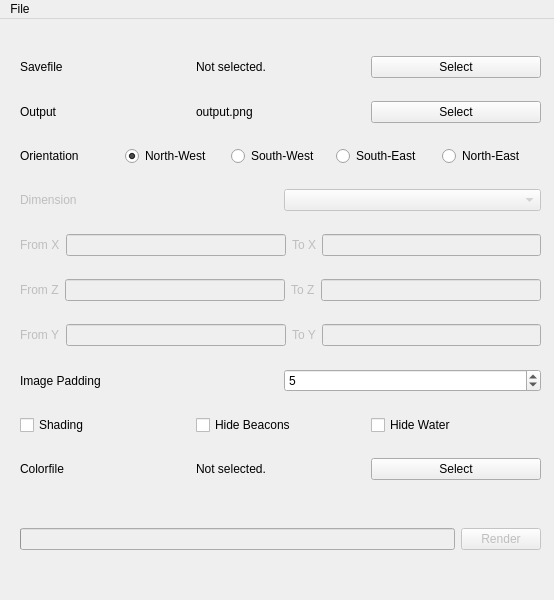
spoutn1k/mcmap, file src/graphical/mainwindow.ui: the form before one commit.
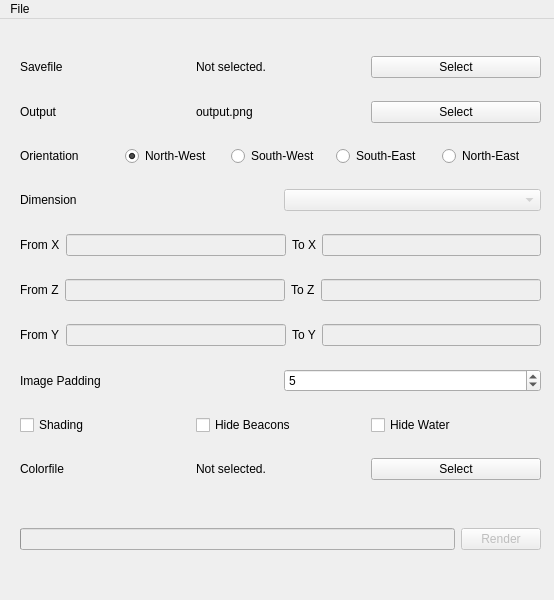
The form after the commit.

```diff
--- a/src/graphical/mainwindow.ui
+++ b/src/graphical/mainwindow.ui
@@ -142,7 +142,7 @@
        <item>
         <widget class="QLabel" name="dimensionLabel">
          <property name="enabled">
-          <bool>false</bool>
+          <bool>true</bool>
          </property>
          <property name="text">
           <string>Dimension</string>
@@ -163,7 +163,7 @@
        <item>
         <widget class="QLabel" name="minXLabel">
          <property name="enabled">
-          <bool>false</bool>
+          <bool>true</bool>
          </property>
          <property name="text">
           <string>From X</string>
@@ -180,7 +180,7 @@
        <item>
         <widget class="QLabel" name="maxXLabel">
          <property name="enabled">
-          <bool>false</bool>
+          <bool>true</bool>
          </property>
          <property name="text">
           <string>To X</string>
@@ -201,7 +201,7 @@
        <item>
         <widget class="QLabel" name="minZLabel">
          <property name="enabled">
-          <bool>false</bool>
+          <bool>true</bool>
          </property>
          <property name="text">
           <string>From Z</string>
@@ -218,7 +218,7 @@
        <item>
         <widget class="QLabel" name="maxZLabel">
          <property name="enabled">
-          <bool>false</bool>
+          <bool>true</bool>
          </property>
          <property name="text">
           <string>To Z</string>
@@ -239,7 +239,7 @@
        <item>
         <widget class="QLabel" name="minYLabel">
          <property name="enabled">
-          <bool>false</bool>
+          <bool>true</bool>
          </property>
          <property name="text">
           <string>From Y</string>
@@ -256,7 +256,7 @@
        <item>
         <widget class="QLabel" name="maxYLabel">
          <property name="enabled">
-          <bool>false</bool>
+          <bool>true</bool>
          </property>
          <property name="text">
           <string>To Y</string>
```
